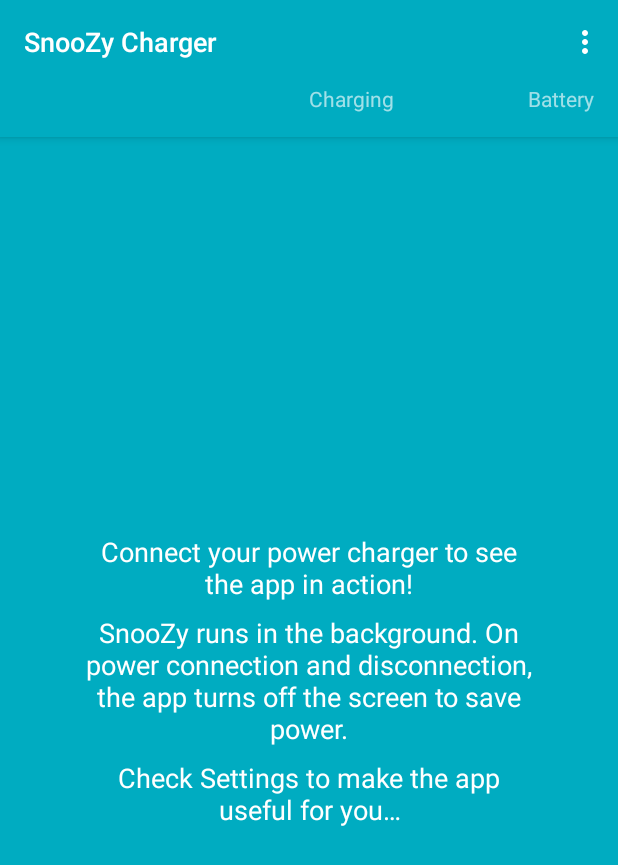
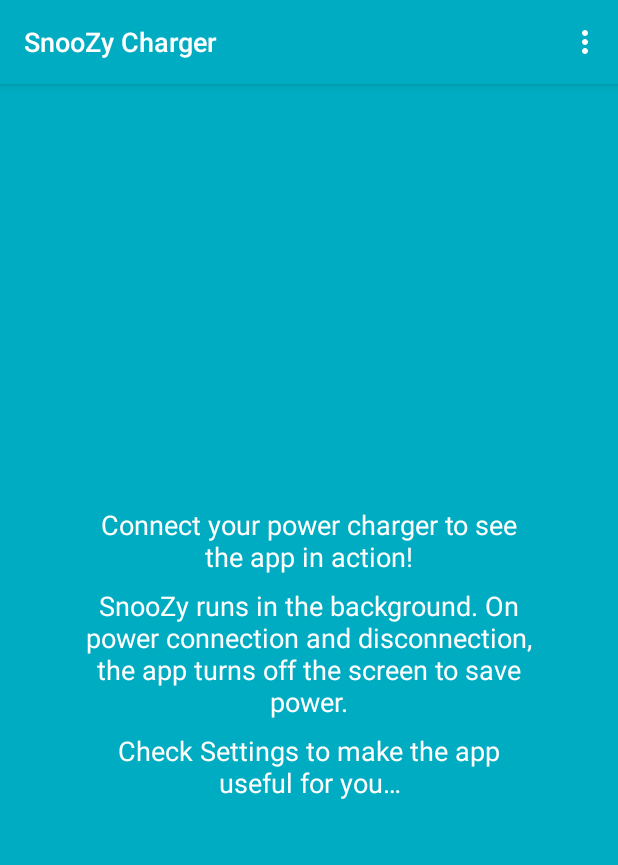
Before and after one commit to mudar/SnooZy, an Android app: the screen it shows after launch (MainActivity), on a phone screen of 412 x 824 dp. Shown: the top 865 px of the screen. Run offline under Robolectric (Android 15) with nearby library versions, the phone set to English and light mode, and no system bars; libraries missing offline, so code that uses them is left out: com.tonicartos.superslim; 2 statements that could not run were skipped.

Commit message:
empty history screen

```diff
--- a/AndroidStudio/SnooZyProject/SnooZy/src/main/java/ca/mudar/snoozy/ui/fragment/HistoryFragment.java
+++ b/AndroidStudio/SnooZyProject/SnooZy/src/main/java/ca/mudar/snoozy/ui/fragment/HistoryFragment.java
@@ -145,7 +145,6 @@ public class HistoryFragment extends Fragment implements
         final int id = loader.getId();
 
         if (id == Queries.HistorySummaryQuery._TOKEN) {
-//            SparseArray<HistorySection> headers = new SparseArray<>();
             SectionsArray headers = new SectionsArray();
             int section = 0;
             int offset = 0;
@@ -197,14 +196,17 @@ public class HistoryFragment extends Fragment implements
     private void toggleVisibility(boolean isEmpty) {
 
         if (isEmpty) {
+            getActivity().setTitle(R.string.app_name);
             setIntroTitle();
 
+            getActivity().findViewById(R.id.header_legend).setVisibility(View.GONE);
             mRootView.findViewById(R.id.recycler_view).setVisibility(View.GONE);
             mRootView.findViewById(android.R.id.empty).setVisibility(View.GONE);
             mRootView.findViewById(R.id.history_empty_list).setVisibility(View.VISIBLE);
         } else {
             getActivity().setTitle(R.string.activity_main);
 
+            getActivity().findViewById(R.id.header_legend).setVisibility(View.VISIBLE);
             mRootView.findViewById(R.id.recycler_view).setVisibility(View.VISIBLE);
             mRootView.findViewById(android.R.id.empty).setVisibility(View.VISIBLE);
             mRootView.findViewById(R.id.history_empty_list).setVisibility(View.GONE);
```
